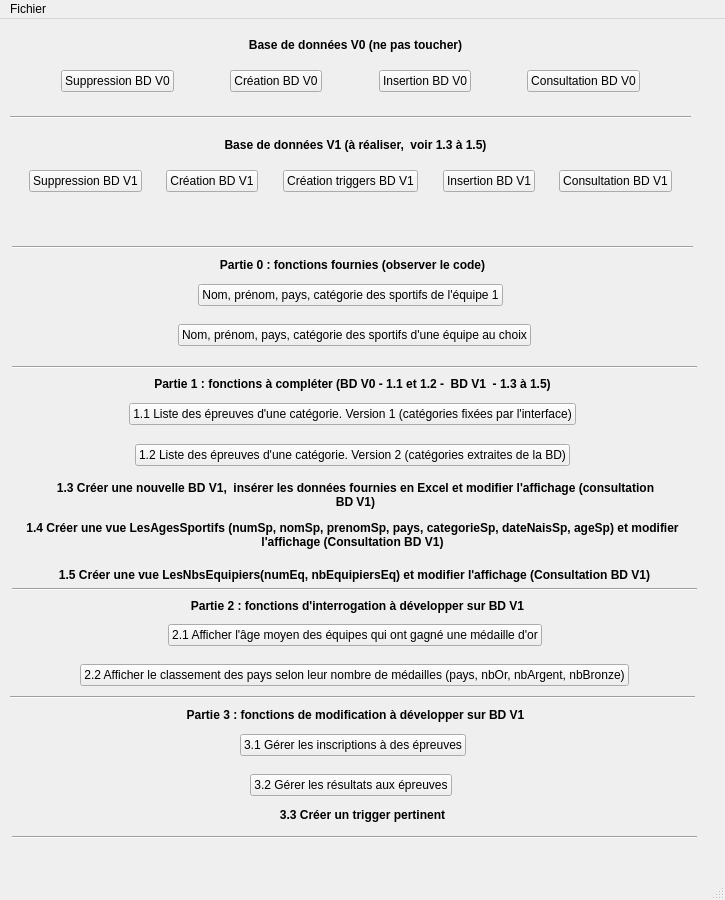
Qt form gui/mainWindow.ui (zeynel95/CEBD_PROJECT) before a commit.
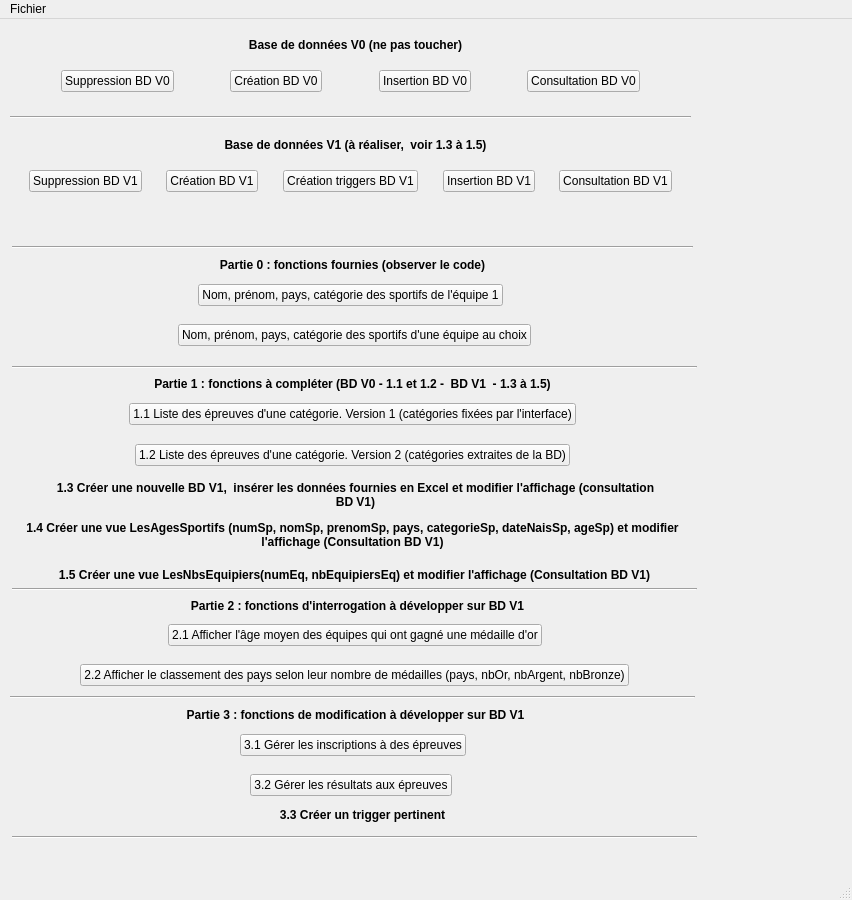
The same form after that commit.

```diff
--- a/gui/mainWindow.ui
+++ b/gui/mainWindow.ui
@@ -6,7 +6,7 @@
    <rect>
     <x>0</x>
     <y>0</y>
-    <width>725</width>
+    <width>852</width>
     <height>900</height>
    </rect>
   </property>
@@ -282,7 +282,7 @@
      <rect>
       <x>10</x>
       <y>190</y>
-      <width>671</width>
+      <width>811</width>
       <height>19</height>
      </rect>
     </property>
@@ -936,7 +936,7 @@
     <rect>
      <x>0</x>
      <y>0</y>
-     <width>725</width>
+     <width>852</width>
      <height>21</height>
     </rect>
    </property>
```
